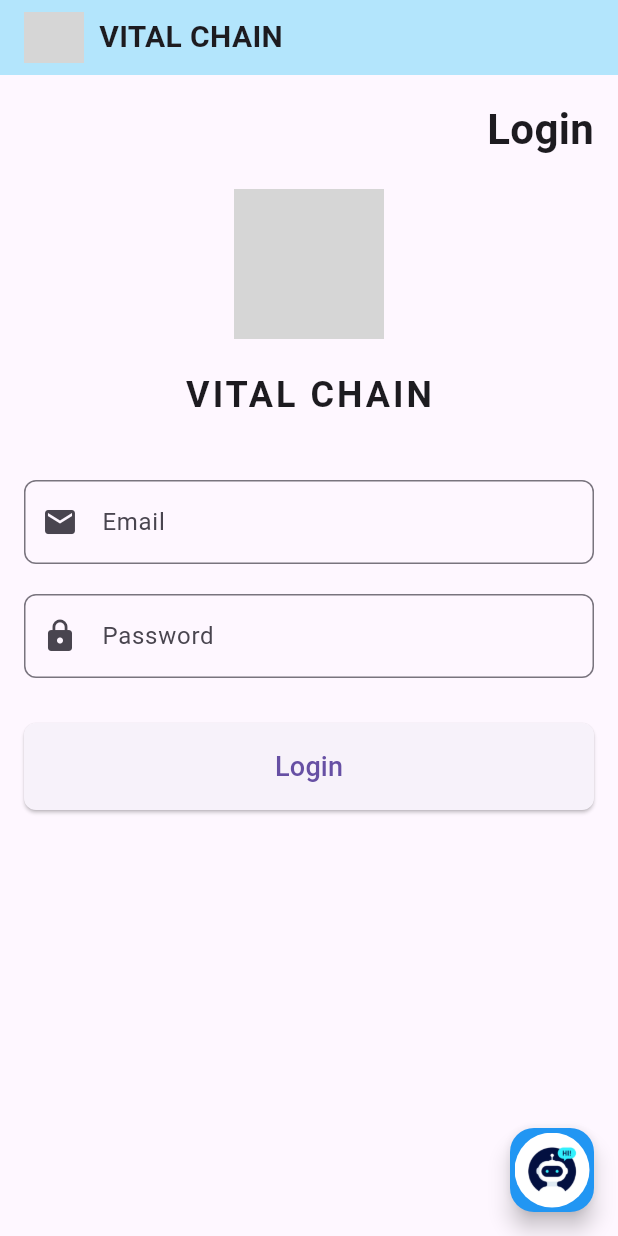
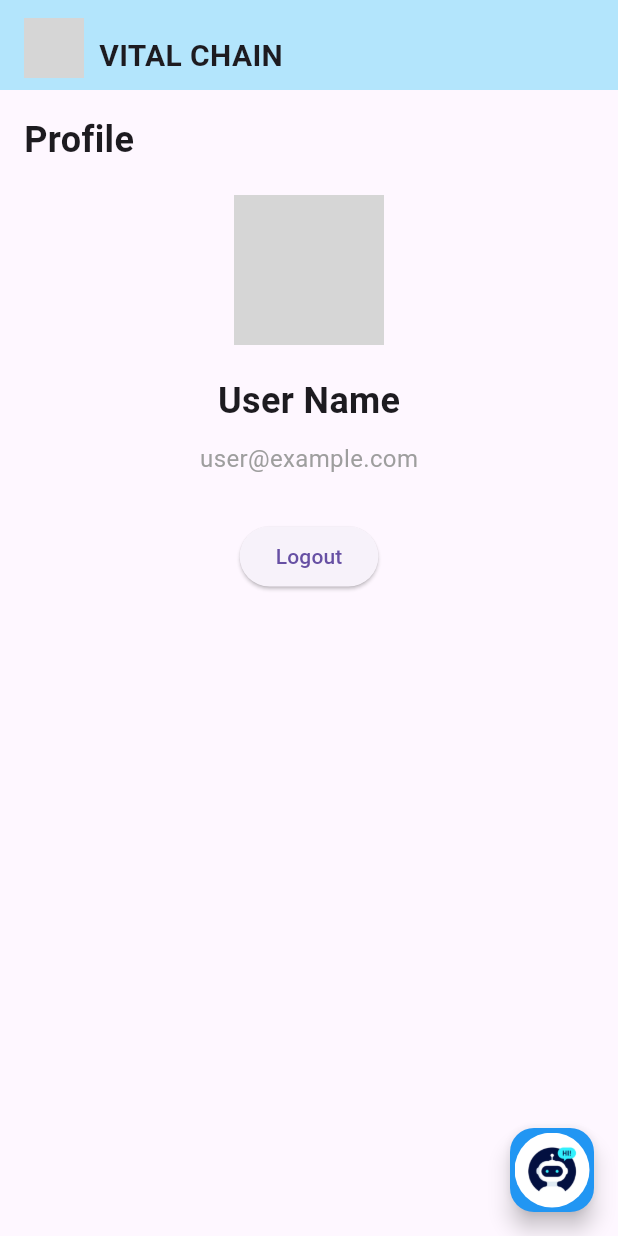
Before and after one commit to roshanthomas582/vital_chain, a Flutter app: the LoginPage screen opened directly, after a tap on "Login", on a phone screen of 412 x 824 dp. Run offline on Flutter 3.47's test engine with Material 3 defaults, Android fonts, the phone set to English and light mode, and no system bars; grey boxes are pictures that could not be loaded.

Commit message:
commit message

```diff
--- a/lib/main.dart
+++ b/lib/main.dart
@@ -19,18 +19,26 @@ class VitalChainApp extends StatelessWidget {
     );
   }
 }
+
+
+
 class CustomTopBar extends StatelessWidget implements PreferredSizeWidget {
   const CustomTopBar({Key? key}) : super(key: key);
 
   @override
-  Size get preferredSize => const Size.fromHeight(50); // Set the preferred height of the app bar
+  Size get preferredSize => const Size.fromHeight(60); // Increased height
 
   @override
   Widget build(BuildContext context) {
     return Container(
+      width: double.infinity, // Ensures full width
       color: Colors.lightBlue[100], // Light blue background
-      padding: const EdgeInsets.symmetric(vertical: 8, horizontal: 16),
-      child: Row(
+      padding: const EdgeInsets.symmetric(vertical: 12, horizontal: 16), // Adjusted padding
+      child: Column(
+        mainAxisAlignment: MainAxisAlignment.end, // Align contents to the bottom
+        children: [
+          Row(
+            crossAxisAlignment: CrossAxisAlignment.end, // Lowers the contents
             children: [
               // Logo
               Image.asset(
@@ -50,9 +58,12 @@ class CustomTopBar extends StatelessWidget implements PreferredSizeWidget {
               ),
             ],
           ),
+        ],
+      ),
     );
   }
 }
+
 
 
 class CommonScaffold extends StatelessWidget {
@@ -422,7 +433,12 @@ class LoginPage extends StatelessWidget {
               SizedBox(
                 width: double.infinity,
                 child: ElevatedButton(
-                  onPressed: () {},
+                  onPressed: () {
+                    Navigator.push(
+                      context,
+                      MaterialPageRoute(builder: (context) => const ProfilePage()),
+                    );
+                  },
                   style: ElevatedButton.styleFrom(
                     padding: const EdgeInsets.symmetric(vertical: 16.0),
                     shape: RoundedRectangleBorder(
@@ -1158,3 +1174,60 @@ class _RegisterAsDoctorPageState extends State<RegisterAsDoctorPage> {
     );
   }
 }
+class ProfilePage extends StatelessWidget {
+  const ProfilePage({Key? key}) : super(key: key);
+
+  @override
+  Widget build(BuildContext context) {
+    return CommonScaffold(
+      appBar: const CustomTopBar(), // Use the CustomTopBar here
+      body: Column(
+        crossAxisAlignment: CrossAxisAlignment.start, // Aligns the text to the left
+        children: [
+          // Page name "Profile"
+          Padding(
+            padding: const EdgeInsets.only(left: 16.0, top: 16.0), // Space from left and top
+            child: const Text(
+              'Profile',
+              style: TextStyle(
+                fontSize: 24,
+                fontWeight: FontWeight.bold,
+              ),
+            ),
+          ),
+          const SizedBox(height: 20), // Space between title and content
+
+          // Profile content
+          Center(
+            child: Column(
+              mainAxisAlignment: MainAxisAlignment.center,
+              children: [
+                const CircleAvatar(
+                  radius: 50,
+                  backgroundImage: AssetImage('assets/profile_placeholder.png'), // Replace with actual profile image
+                ),
+                const SizedBox(height: 20),
+                const Text(
+                  'User Name',
+                  style: TextStyle(fontSize: 24, fontWeight: FontWeight.bold),
+                ),
+                const SizedBox(height: 10),
+                const Text(
+                  'user@example.com',
+                  style: TextStyle(fontSize: 16, color: Colors.grey),
+                ),
+                const SizedBox(height: 30),
+                ElevatedButton(
+                  onPressed: () {
+                    Navigator.pop(context); // Go back to Login Page
+                  },
+                  child: const Text('Logout'),
+                ),
+              ],
+            ),
+          ),
+        ],
+      ),
+    );
+  }
+}
```
Lines whose indentation alone changed are shown as unchanged.
